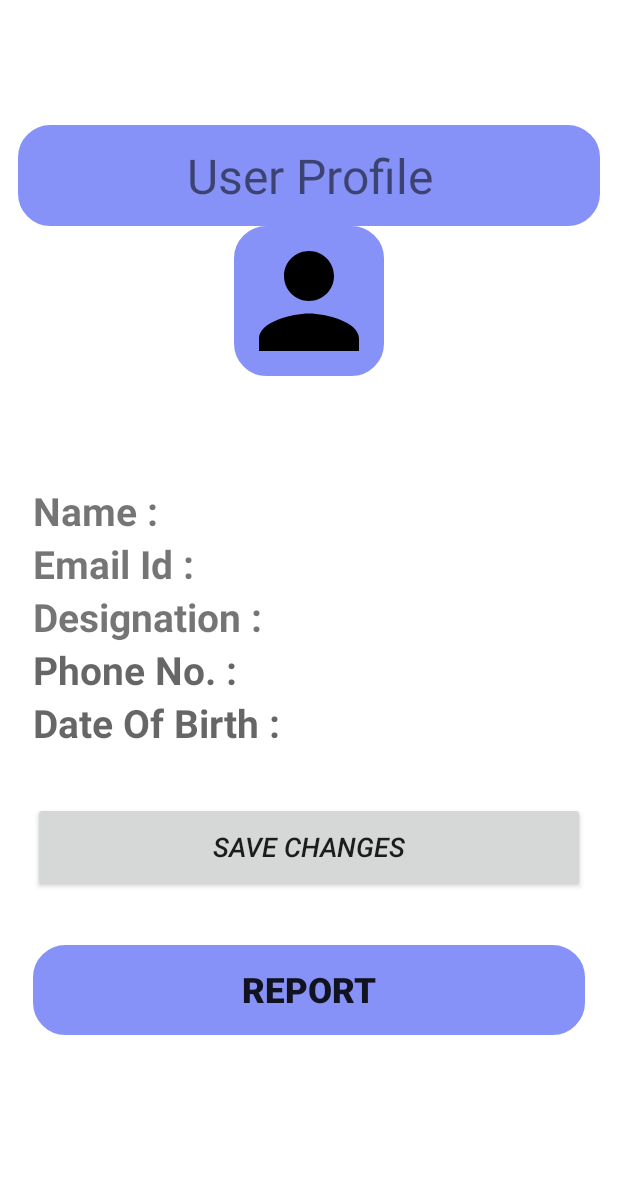
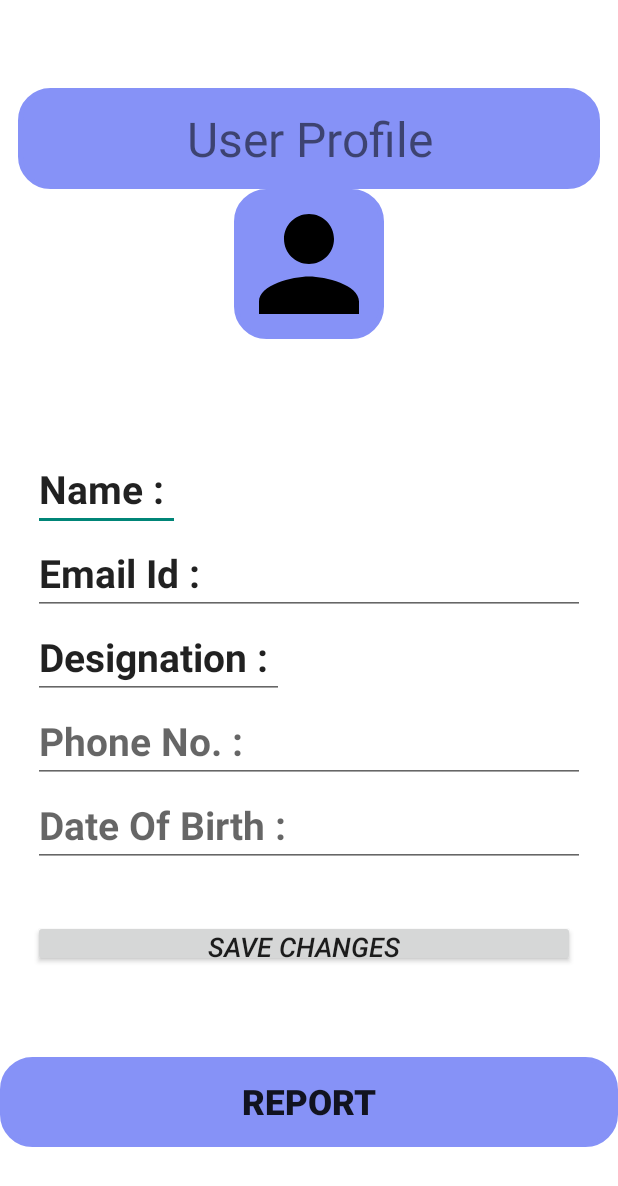
Before and after one commit to ipsitasurbhi/ClassReportingSystem, an Android app: the layout user_profile.xml on its own in the app's theme, with its tools: preview values and no code run, on a phone screen of 412 x 824 dp. Shown: the top 1186 px of the screen. Run offline under Robolectric (Android 15) with nearby library versions, the phone set to English and light mode, and no system bars.

Commit message:
Till Project Submission

```diff
--- a/app/src/main/java/com/example/classreportingsystem/MainActivity.java
+++ b/app/src/main/java/com/example/classreportingsystem/MainActivity.java
@@ -5,7 +5,7 @@ import android.content.Intent; // Import this to use Intent
 import android.os.Bundle;
 import android.view.View; // Import this to use View
 import android.widget.Button; // Import this to use Button
-import com.google.firebase.FirebaseApp;
+//import com.google.firebase.FirebaseApp;
 
 public class MainActivity extends AppCompatActivity {
 
@@ -15,7 +15,7 @@ public class MainActivity extends AppCompatActivity {
         setContentView(R.layout.activity_main);
 
         // Initialize Firebase
-        FirebaseApp.initializeApp(this);
+        //FirebaseApp.initializeApp(this);
 
         // Find the "Get Started" button by its ID from the XML
         Button getStartedButton = findViewById(R.id.button);
--- a/app/src/main/res/layout/user_profile.xml
+++ b/app/src/main/res/layout/user_profile.xml
@@ -34,11 +34,11 @@
 
     <LinearLayout
         android:layout_width="match_parent"
-        android:layout_height="439dp"
+        android:layout_height="393dp"
         android:orientation="vertical"
         android:padding="22dp">
 
-        <TextView
+        <EditText
             android:id="@+id/name"
             android:layout_width="wrap_content"
             android:layout_height="wrap_content"
@@ -46,7 +46,7 @@
             android:textSize="26dp"
             android:textStyle="bold" />
 
-        <TextView
+        <EditText
             android:id="@+id/email"
             android:layout_width="match_parent"
             android:layout_height="wrap_content"
@@ -55,7 +55,7 @@
             android:textSize="26dp"
             android:textStyle="bold" />
 
-        <TextView
+        <EditText
             android:id="@+id/designation"
             android:layout_width="wrap_content"
             android:layout_height="wrap_content"
@@ -63,7 +63,7 @@
             android:textSize="26dp"
             android:textStyle="bold" />
 
-        <TextView
+        <EditText
             android:id="@+id/phone"
             android:layout_width="match_parent"
             android:layout_height="wrap_content"
@@ -71,7 +71,7 @@
             android:textSize="26dp"
             android:textStyle="bold" />
 
-        <TextView
+        <EditText
             android:id="@+id/dob"
             android:layout_width="match_parent"
             android:layout_height="wrap_content"
@@ -82,13 +82,15 @@
 
         <Button
             android:id="@+id/saveButton"
-            android:layout_width="match_parent"
-            android:layout_height="60dp"
+            android:layout_width="361dp"
+            android:layout_height="31dp"
             android:layout_marginTop="35dp"
             android:padding="5dp"
             android:text="Save changes"
             android:textSize="18sp"
             android:textStyle="italic" />
+
+    </LinearLayout>
 
     <Button
         android:id="@+id/reportButton"
@@ -103,6 +105,5 @@
         android:textSize="23sp"
         android:textStyle="bold"
         app:cornerRadius="20dp" />
-    </LinearLayout>
 
 </LinearLayout>
```
Also changed, not shown: app/src/main/java/com/example/classreportingsystem/LoginActivity.java (+68 -55 lines), app/src/main/java/com/example/classreportingsystem/UserProfile.java (+83 -64 lines). Lines whose indentation alone changed are shown as unchanged.
